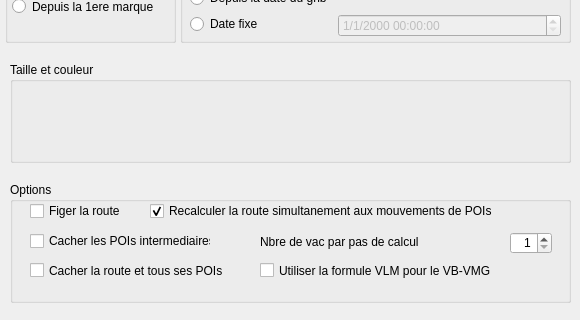
This is src/Ui/Route_Editor.ui in nohal/qtVlm as Qt 5 draws it before an edit; both pictures show x 0 to 580 and y 158 to 478 of the 580 by 478 pixel window. The edited form follows.
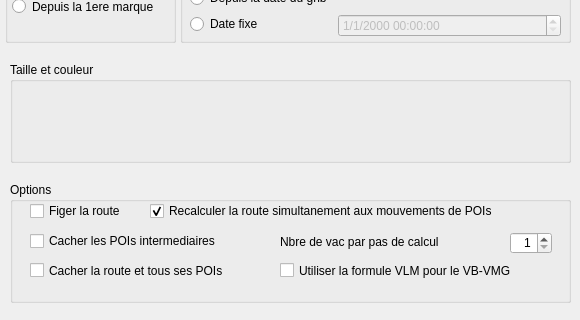
This is the edited form.

Diff of the .ui file:
```diff
--- a/src/Ui/Route_Editor.ui
+++ b/src/Ui/Route_Editor.ui
@@ -131,7 +131,7 @@
       <rect>
        <x>20</x>
        <y>50</y>
-       <width>181</width>
+       <width>221</width>
        <height>18</height>
       </rect>
      </property>
@@ -158,9 +158,9 @@
     <widget class="QLabel" name="label">
      <property name="geometry">
       <rect>
-       <x>250</x>
+       <x>270</x>
        <y>50</y>
-       <width>241</width>
+       <width>221</width>
        <height>20</height>
       </rect>
      </property>
@@ -173,7 +173,7 @@
       <rect>
        <x>20</x>
        <y>80</y>
-       <width>201</width>
+       <width>221</width>
        <height>17</height>
       </rect>
      </property>
@@ -184,9 +184,9 @@
     <widget class="QCheckBox" name="useVbvmgVlm">
      <property name="geometry">
       <rect>
-       <x>250</x>
+       <x>270</x>
        <y>80</y>
-       <width>291</width>
+       <width>281</width>
        <height>17</height>
       </rect>
      </property>
```
